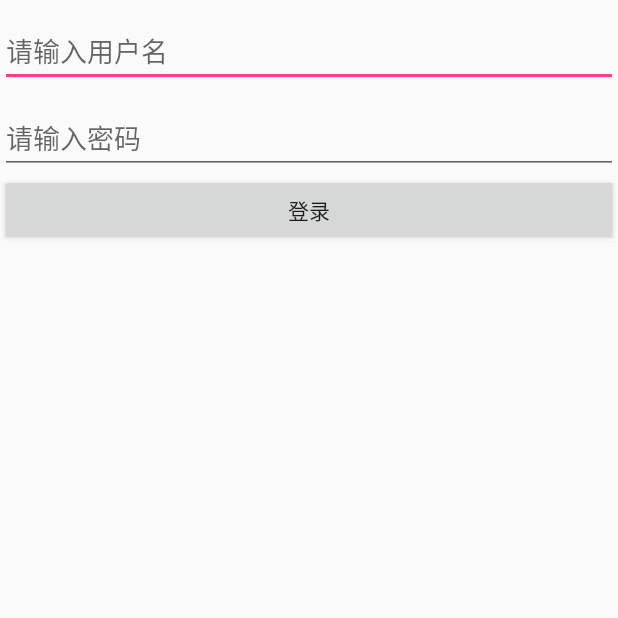
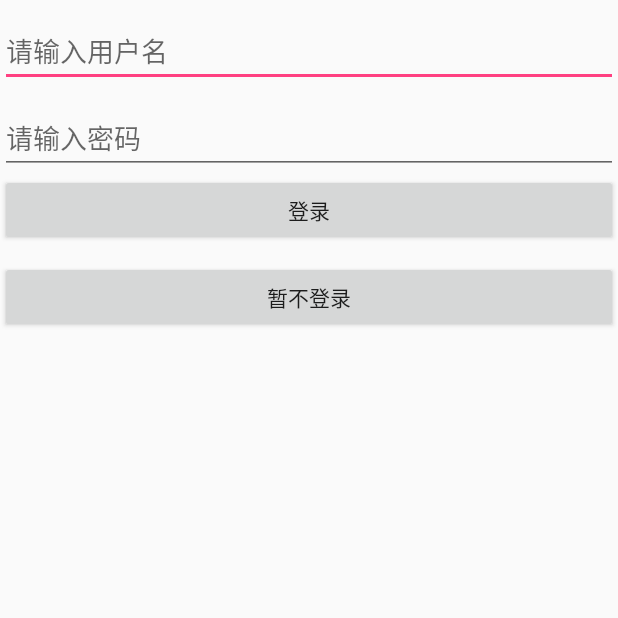
Before and after one commit to bgylde/12306ForAndroid, an Android app: the screen it shows after launch (MainActivity), on a phone screen of 412 x 824 dp, the top half of it. Run offline under Robolectric (Android 15) with nearby library versions, the phone set to English and light mode, and no system bars; our stand-ins replace EventBus.

Commit message:
调整查询界面，调整逻辑，支持不登录查询余票（余票查询还未支持，目前是写死的）

```diff
--- a/app/src/main/java/com/bgylde/ticket/http/CookiesManager.java
+++ b/app/src/main/java/com/bgylde/ticket/http/CookiesManager.java
@@ -63,7 +63,7 @@ public class CookiesManager {
                 String[] result = header.split("=");
                 if (result.length > 0) {
                     cookiesMap.put(result[0], header);
-                    model.setCookieId(header.hashCode());
+                    model.setCookieId(result[0].hashCode());
                     model.setTitle(result[0]);
                     model.setCookie(header);
                     CookieDbManager.getInstance().insertOrReplace(model);
--- a/app/src/main/java/com/bgylde/ticket/service/RequestThread.java
+++ b/app/src/main/java/com/bgylde/ticket/service/RequestThread.java
@@ -69,6 +69,7 @@ public class RequestThread extends HandlerThread {
                 if (userInfoResponse == null || userInfoResponse.getResult_code() != 0) {
                     LogUtils.w(TAG, "User login error!");
                     initQuery();
+                    return;
                 }
 
                 LogUtils.i(TAG, "Welcome user[" + userInfoResponse.getUsername() + "] login.");
--- a/app/src/main/java/com/bgylde/ticket/ui/MainActivity.java
+++ b/app/src/main/java/com/bgylde/ticket/ui/MainActivity.java
@@ -20,9 +20,8 @@ import org.greenrobot.eventbus.ThreadMode;
 
 public class MainActivity extends AbstractActivity {
 
-    private Button queryStart;
-    private Button queryPause;
-    private Button queryStop;
+    private Button login;
+    private Button noLogin;
 
     private IdentifyView identifyView;
 
@@ -58,9 +57,8 @@ public class MainActivity extends AbstractActivity {
 
     @Override
     protected void initView() {
-        queryStart = (Button) findViewById(R.id.query_start);
-        queryPause = (Button) findViewById(R.id.query_pause);
-        queryStop = (Button) findViewById(R.id.query_stop);
+        login = (Button) findViewById(R.id.login);
+        noLogin = (Button) findViewById(R.id.no_login);
         identifyView = (IdentifyView) findViewById(R.id.identify_code);
 
         username = (EditText) findViewById(R.id.username);
@@ -69,15 +67,14 @@ public class MainActivity extends AbstractActivity {
 
     @Override
     protected void initListener() {
-        queryStart.setOnClickListener(listener);
-        queryPause.setOnClickListener(listener);
-        queryStop.setOnClickListener(listener);
+        login.setOnClickListener(listener);
+        noLogin.setOnClickListener(listener);
 
         EventBus.getDefault().register(this);
     }
 
     @Subscribe(threadMode = ThreadMode.MAIN)
-    public void onEvent(EventBusCarrier event){
+    public void onEvent(EventBusCarrier event) {
         byte type = event.getEventType();
         Object object = event.getObject();
         switch (type) {
@@ -99,25 +96,28 @@ public class MainActivity extends AbstractActivity {
         }
     }
 
+    private void startQueryActivity() {
+        Intent intent = new Intent();
+        intent.setClass(this, MainQueryActivity.class);
+        startActivity(intent);
+    }
+
 
     private View.OnClickListener listener = new View.OnClickListener() {
         @Override
         public void onClick(View v) {
             int id = v.getId();
             switch (id) {
-                case R.id.query_start:
+                case R.id.login:
                     ConfigureManager.getInstance().setUsername(username.getText().toString());
                     ConfigureManager.getInstance().setAccountPwd(userpasswd.getText().toString());
 
                     // serviceUtils.startQuery();   该场景下使用startService更好
                     serviceUtils.startService(MainActivity.this);
                     break;
-                case R.id.query_pause:
+                case R.id.no_login:
+                    startQueryActivity();
                     //serviceUtils.pauseQuery();
-                    break;
-                case R.id.query_stop:
-                    serviceUtils.stopService(MainActivity.this);
-                    //serviceUtils.stopQuery();
                     break;
             }
         }
--- a/app/src/main/java/com/bgylde/ticket/utils/StringUtils.java
+++ b/app/src/main/java/com/bgylde/ticket/utils/StringUtils.java
@@ -5,6 +5,7 @@ import android.util.Base64;
 import java.io.ByteArrayOutputStream;
 import java.io.IOException;
 import java.io.ObjectOutputStream;
+import java.util.Locale;
 
 /**
  * Created by wangyan on 2019/1/7
@@ -14,4 +15,8 @@ public class StringUtils {
     public static boolean isNotBlank(String str) {
         return str != null && str.trim().length() > 0;
     }
+
+    public static String formatString(String format, Object... args) {
+        return String.format(Locale.CHINA, format, args);
+    }
 }
--- a/app/src/main/res/layout/activity_main.xml
+++ b/app/src/main/res/layout/activity_main.xml
@@ -20,37 +20,34 @@
         android:layout_marginTop="10dp"
         android:hint="@string/input_password"/>
 
-    <com.bgylde.ticket.ui.IdentifyView
-        android:id="@+id/identify_code"
-        android:layout_width="293dp"
-        android:layout_height="190dp"
-        android:baselineAlignBottom="true"
-        android:layout_alignParentBottom="true"
-        android:scaleType="centerCrop"/>
-
     <Button
-        android:id="@+id/query_start"
+        android:id="@+id/login"
         android:layout_width="match_parent"
         android:layout_height="wrap_content"
         android:layout_below="@id/password"
         android:text="@string/login"/>
 
     <Button
-        android:id="@+id/query_pause"
+        android:id="@+id/no_login"
         android:layout_width="match_parent"
         android:layout_height="wrap_content"
-        android:layout_below="@id/query_start"
+        android:layout_below="@id/login"
         android:layout_marginTop="10dp"
-        android:text="@string/query_pause"
-        android:visibility="gone"/>
+        android:text="@string/no_login"/>
 
-    <Button
-        android:id="@+id/query_stop"
+    <LinearLayout
         android:layout_width="match_parent"
-        android:layout_height="wrap_content"
-        android:layout_below="@id/query_pause"
-        android:layout_marginTop="10dp"
-        android:text="@string/query_stop"
-        android:visibility="gone"/>
+        android:layout_height="match_parent"
+        android:layout_below="@id/no_login"
+        android:gravity="center">
+
+        <com.bgylde.ticket.ui.IdentifyView
+            android:id="@+id/identify_code"
+            android:layout_width="293dp"
+            android:layout_height="190dp"
+            android:baselineAlignBottom="true"
+            android:scaleType="centerCrop"/>
+
+    </LinearLayout>
 
 </RelativeLayout>
--- a/app/src/main/res/values/strings.xml
+++ b/app/src/main/res/values/strings.xml
@@ -2,10 +2,9 @@
     <string name="app_name">12306Android</string>
 
     <string name="login">登录</string>
+    <string name="no_login">暂不登录</string>
 
     <string name="query_start">开始抢票</string>
-    <string name="query_pause">暂停抢票</string>
-    <string name="query_stop">停止抢票</string>
 
     <string name="ok">确定</string>
     <string name="cancel">取消</string>
@@ -17,4 +16,6 @@
     <string name="to_station_text">终点站：</string>
     <string name="order_date">订票日期: </string>
     <string name="query">查询</string>
+
+    <string name="info">信息展示</string>
 </resources>
```
Also changed, not shown: app/src/main/AndroidManifest.xml (+10 -4 lines), app/src/main/java/com/bgylde/ticket/database/UserConfigModel.java (+27 -3 lines), app/src/main/java/com/bgylde/ticket/database/dao/UserConfigModelDao.java (+52 -24 lines), app/src/main/java/com/bgylde/ticket/ui/MainQueryActivity.java (+14 -3 lines), app/src/main/java/com/bgylde/ticket/ui/model/RecyclerViewAdapter.java (+32 -19 lines), app/src/main/res/layout/activyt_query.xml (+30 -10 lines), app/src/main/res/layout/tickets_item.xml (+62 -35 lines).
